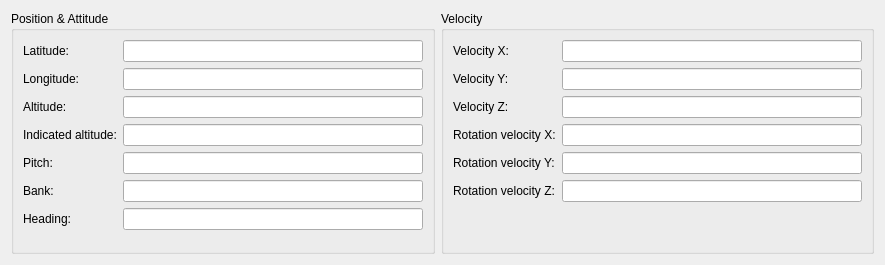
First picture: the form in src/UserInterface/src/Widget/AircraftWidget.ui, repository till213/SkyDolly, before the edit.
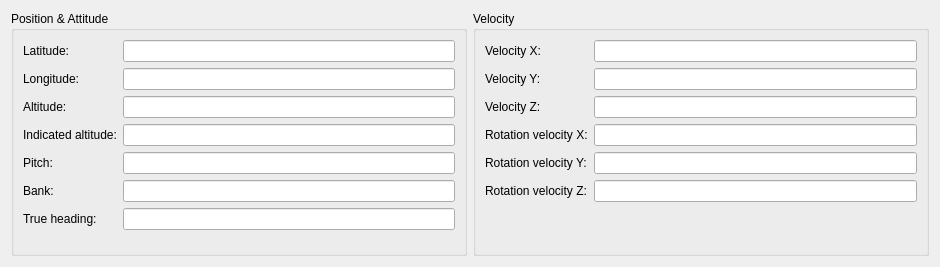
Second picture: the form after the edit.

Commit message: Rename heading to true heading

```diff
--- a/src/UserInterface/src/Widget/AircraftWidget.ui
+++ b/src/UserInterface/src/Widget/AircraftWidget.ui
@@ -6,8 +6,8 @@
    <rect>
     <x>0</x>
     <y>0</y>
-    <width>881</width>
-    <height>265</height>
+    <width>940</width>
+    <height>267</height>
    </rect>
   </property>
   <property name="minimumSize">
@@ -273,7 +273,7 @@
       <item row="6" column="0">
        <widget class="QLabel" name="label_27">
         <property name="text">
-         <string>Heading:</string>
+         <string>True heading:</string>
         </property>
        </widget>
       </item>
```
The commit also changes 16 other files.
